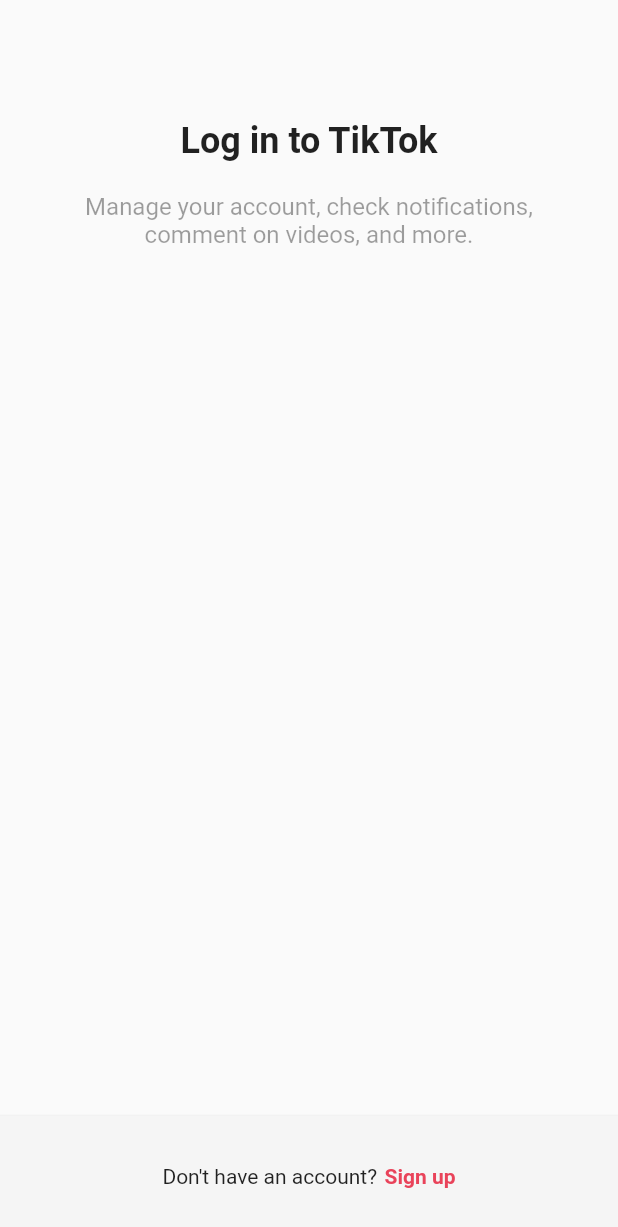
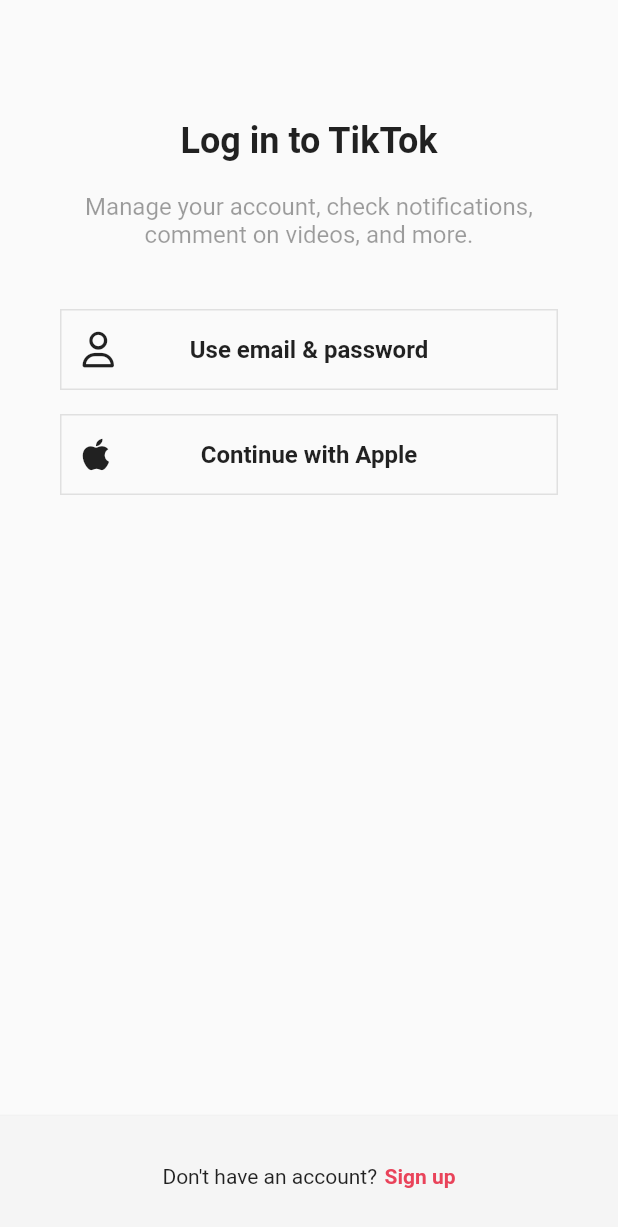
Before and after one commit to Kimyongba/tiltok_clone, a Flutter app: the screen it shows after launch, after a tap on "Log in", on a phone screen of 412 x 824 dp. Shown: the top 1227 px of the screen. Run offline on Flutter 3.47's test engine with Material 2 defaults, Android fonts, the phone set to English and light mode, and no system bars; our stand-ins replace font_awesome_flutter.

Commit message:
4.2 AuthButton

```diff
--- a/lib/features/authentication/login_screen.dart
+++ b/lib/features/authentication/login_screen.dart
@@ -1,4 +1,6 @@
 import 'package:flutter/material.dart';
+import 'package:font_awesome_flutter/font_awesome_flutter.dart';
+import 'package:tiktok_clone/features/authentication/widgets/auth_button.dart';
 
 import '../../constants/gaps.dart';
 import '../../constants/sizes.dart';
@@ -33,6 +35,14 @@ class LogInScreen extends StatelessWidget {
                 ),
                 textAlign: TextAlign.center,
               ),
+              Gaps.v40,
+              AuthButton(
+                  icon: FaIcon(FontAwesomeIcons.user),
+                  text: "Use email & password"),
+              Gaps.v16,
+              AuthButton(
+                  icon: FaIcon(FontAwesomeIcons.apple),
+                  text: "Continue with Apple"),
             ],
           ),
         ),
--- a/lib/features/authentication/sign_up_screen.dart
+++ b/lib/features/authentication/sign_up_screen.dart
@@ -1,4 +1,5 @@
 import 'package:flutter/material.dart';
+import 'package:font_awesome_flutter/font_awesome_flutter.dart';
 import 'package:tiktok_clone/features/authentication/login_screen.dart';
 import 'package:tiktok_clone/features/authentication/widgets/auth_button.dart';
 
@@ -40,8 +41,13 @@ class SignUpScreen extends StatelessWidget {
                 textAlign: TextAlign.center,
               ),
               Gaps.v40,
-              AuthButton(text: "Use phone or email"),
-              AuthButton(text: "Continue with Apple"),
+              AuthButton(
+                  icon: FaIcon(FontAwesomeIcons.user),
+                  text: "Use email & password"),
+              Gaps.v16,
+              AuthButton(
+                  icon: FaIcon(FontAwesomeIcons.apple),
+                  text: "Continue with Apple"),
             ],
           ),
         ),
--- a/lib/features/authentication/widgets/auth_button.dart
+++ b/lib/features/authentication/widgets/auth_button.dart
@@ -1,22 +1,36 @@
 import 'package:flutter/material.dart';
+import 'package:font_awesome_flutter/font_awesome_flutter.dart';
 import 'package:tiktok_clone/constants/sizes.dart';
 
 class AuthButton extends StatelessWidget {
   final String text;
+  final FaIcon icon;
 
-  const AuthButton({super.key, required this.text});
+  const AuthButton({
+    super.key,
+    required this.text,
+    required this.icon,
+  });
 
   @override
   Widget build(BuildContext context) {
     return FractionallySizedBox(
       widthFactor: 1,
       child: Container(
-        padding: const EdgeInsets.symmetric(vertical: Sizes.size14),
+        padding: const EdgeInsets.symmetric(
+          vertical: Sizes.size14,
+          horizontal: Sizes.size14, //사이즈가 똑같으니 symmetric 대신 all해도됨
+        ),
         decoration: BoxDecoration(
             border: Border.all(
           color: Colors.grey.shade300,
           width: Sizes.size1,
         )),
+        child: Stack(
+          alignment: Alignment.center,
+          children: [
+            Align(alignment: Alignment.centerLeft, child: icon),
+            Expanded(
               child: Text(
                 text,
                 textAlign: TextAlign.center,
@@ -26,6 +40,9 @@ class AuthButton extends StatelessWidget {
                 ),
               ),
             ),
+          ],
+        ),
+      ),
     );
   }
 }
--- a/pubspec.yaml
+++ b/pubspec.yaml
@@ -30,11 +30,15 @@ environment:
 dependencies:
   flutter:
     sdk: flutter
+  font_awesome_flutter: 10.3.0
 
 
   # The following adds the Cupertino Icons font to your application.
   # Use with the CupertinoIcons class for iOS style icons.
   cupertino_icons: ^1.0.2
+
+
+
 
 dev_dependencies:
   flutter_test:
```
Also changed, not shown: pubspec.lock. Lines whose indentation alone changed are shown as unchanged.
